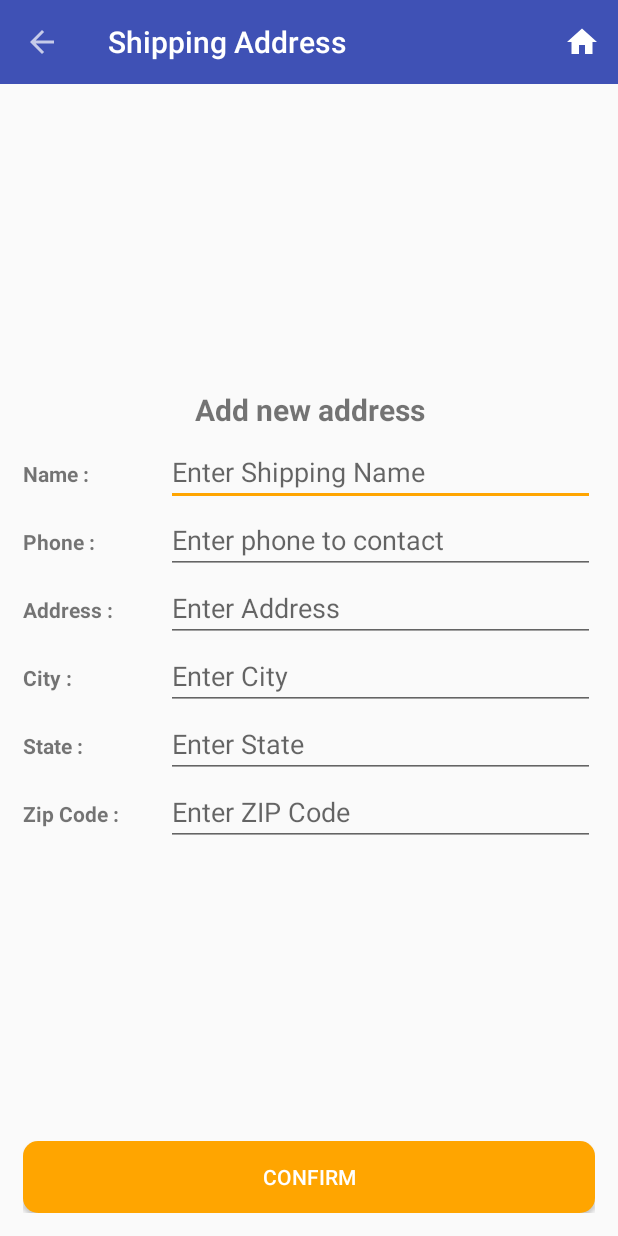
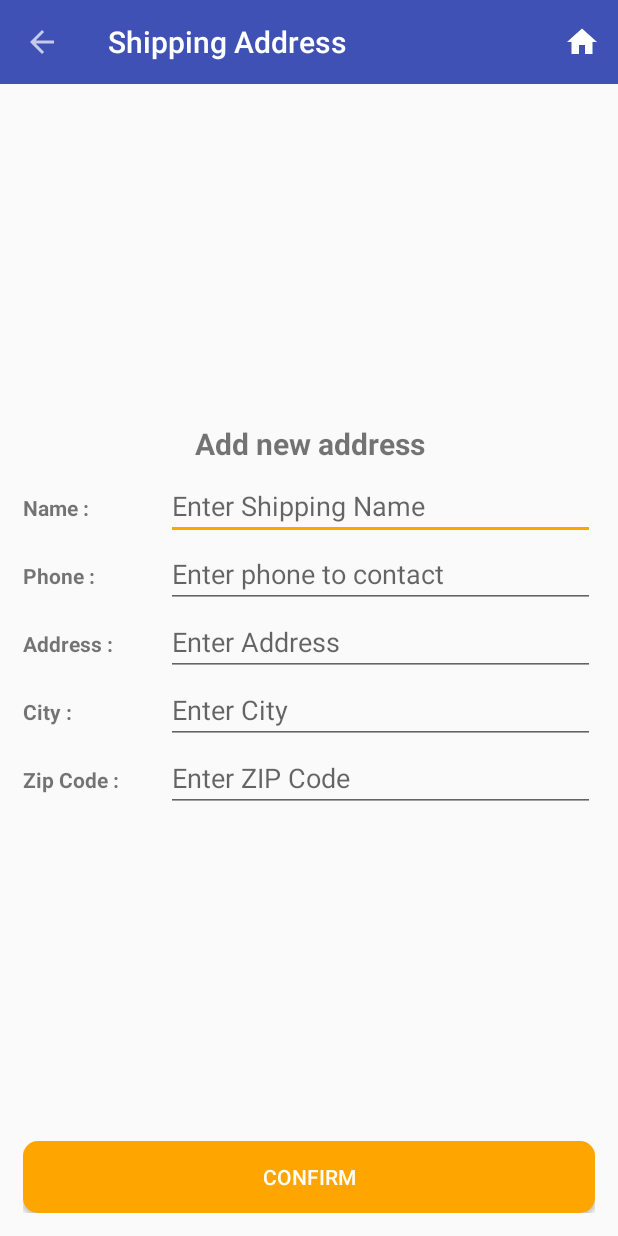
Before and after one commit to itzphuckie/Ramadan-Delivery, an Android app: the CheckoutShippingActivity screen opened directly, with no data from a screen before it, after a tap on "CONFIRM", on a phone screen of 412 x 824 dp. Run offline under Robolectric (Android 15) with nearby library versions, the phone set to English and light mode, and no system bars; network calls fail.

Commit message:
Updated Product endpoints and fixed minor bugs

```diff
--- a/app/src/main/java/com/example/paylessgrocery20/activities/CheckoutConfirmationActivity.kt
+++ b/app/src/main/java/com/example/paylessgrocery20/activities/CheckoutConfirmationActivity.kt
@@ -109,15 +109,7 @@ class CheckoutConfirmationActivity : AppCompatActivity(){
         // For Order Summary
         var sharePrefOrderSummary = getSharedPreferences("orderSummary", Context.MODE_PRIVATE)
         totalAmount = sharePrefOrderSummary.getString("totalAmount","").toString()
-//        ourPrice = sharePrefOrderSummary.getString("ourPrice","").toString()
-//        discount  = sharePrefOrderSummary.getString("discount","").toString()
-//        orderAmount = sharePrefOrderSummary.getString("orderAmount","").toString()
-//        text_view_total_price_confirm.text = "$ "+ ourPrice
-//        text_view_delivery_confirm.text = deliveryCharges
-//        totalAmount = (totalAmount.toDouble() + deliveryCharges.toDouble()).toFloat().toString()
-//        text_view_subtotal_confirm.text ="$ "+  totalAmount
-
-        text_view_total_save_cart_confirm.text = "Total Saving: $ " + totalAmount
+        text_view_total_save_cart_confirm.text = "Total Payment: $ " + totalAmount
 
 
         // FOr user ID
--- a/app/src/main/java/com/example/paylessgrocery20/activities/CheckoutShippingActivity.kt
+++ b/app/src/main/java/com/example/paylessgrocery20/activities/CheckoutShippingActivity.kt
@@ -25,16 +25,6 @@ class CheckoutShippingActivity : AppCompatActivity() {
     var notEmpty = true
     var phone = ""
 
-//    var oldName = ""
-//    var oldAddress = ""
-//    var oldCity = ""
-//    var oldState = ""
-//    var oldZipcode = ""
-//    var orderID = ""
-//    var shipList: ArrayList<ShippingAddress> ?= null
-//    lateinit var firebaseDatabase: FirebaseDatabase
-//    lateinit var databaseReference: DatabaseReference
-//    var shippingAddress: ShippingAddress? = null
     override fun onCreate(savedInstanceState: Bundle?) {
         super.onCreate(savedInstanceState)
         setContentView(R.layout.activity_checkout_shipping)
@@ -51,10 +41,6 @@ class CheckoutShippingActivity : AppCompatActivity() {
         if (edit_Text_address.text.toString().isEmpty()) {
             notEmpty = false
             Toast.makeText(this, "Address cannot be blank", Toast.LENGTH_SHORT).show()
-        }
-        if (edit_Text_state.text.toString().isEmpty()) {
-            notEmpty = false
-            Toast.makeText(this, "State cannot be blank.", Toast.LENGTH_SHORT).show()
         }
         if (edit_Text_city.text.toString().isEmpty()) {
             notEmpty = false
@@ -79,7 +65,6 @@ class CheckoutShippingActivity : AppCompatActivity() {
             if (checkEditTextValidation()) {
                 address = edit_Text_address.text.toString()
                 city = edit_Text_city.text.toString()
-                state = edit_Text_state.text.toString()
                 zipcode = edit_Text_zipcode.text.toString()
                 name = edit_Text_name.text.toString()
                 phone = edit_Text_phone_address.text.toString()
@@ -108,10 +93,6 @@ class CheckoutShippingActivity : AppCompatActivity() {
     override fun onOptionsItemSelected(item: MenuItem): Boolean {
         when (item.itemId) {
             android.R.id.home -> finish()
-//            R.id.menuViewCart -> {
-//                var intent2cart = Intent(this, CartActivity::class.java)
-//                startActivity(intent2cart)
-//            }
             R.id.menu_home_1 -> {
                 var intent = Intent(this, CategoryActivity::class.java)
                 startActivity(intent)
--- a/app/src/main/java/com/example/paylessgrocery20/app/Endpoints.kt
+++ b/app/src/main/java/com/example/paylessgrocery20/app/Endpoints.kt
@@ -8,7 +8,7 @@ class Endpoints {
         private const val URL_REGISTER = "auth/register"
         private const val URL_CATEGORY = "category"
         private const val URL_SUBCATEGORY = "subcategory/"
-        private const val URL_PRODUCT = "products/"
+        private const val URL_PRODUCT = "products/sub/"
 
         fun getLogin():String{
             return Config.BASE_URL + URL_LOGIN
--- a/app/src/main/res/layout/activity_checkout_shipping.xml
+++ b/app/src/main/res/layout/activity_checkout_shipping.xml
@@ -93,25 +93,7 @@
                 android:layout_width="match_parent"
                 android:layout_height="wrap_content"/>
         </LinearLayout>
-        <LinearLayout
 
-            android:orientation="horizontal"
-            android:layout_width="match_parent"
-            android:layout_height="wrap_content"
-            android:weightSum="4">
-            <TextView
-                android:textStyle="bold"
-                android:layout_weight="3"
-                android:text="State : "
-                android:layout_width="match_parent"
-                android:layout_height="wrap_content"/>
-            <EditText
-                android:hint="Enter State"
-                android:id="@+id/edit_Text_state"
-                android:layout_weight="1"
-                android:layout_width="match_parent"
-                android:layout_height="wrap_content"/>
-        </LinearLayout>
         <LinearLayout
             android:orientation="horizontal"
             android:layout_width="match_parent"
```
